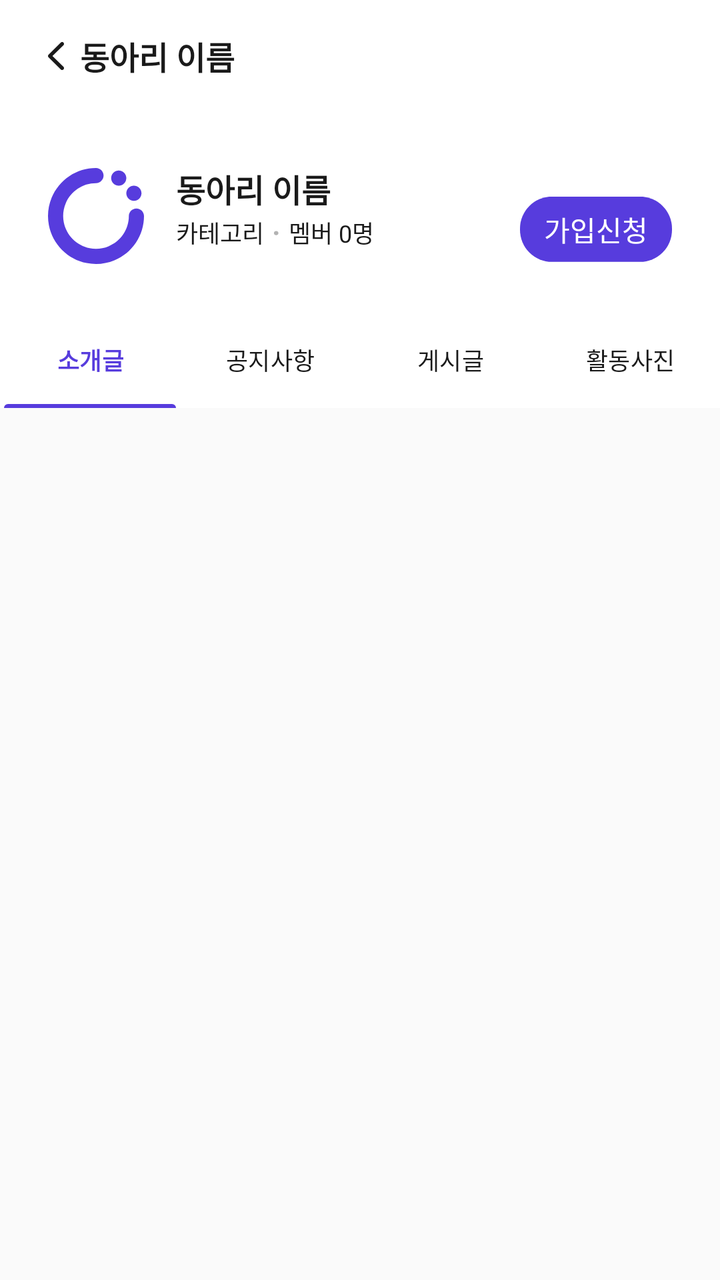
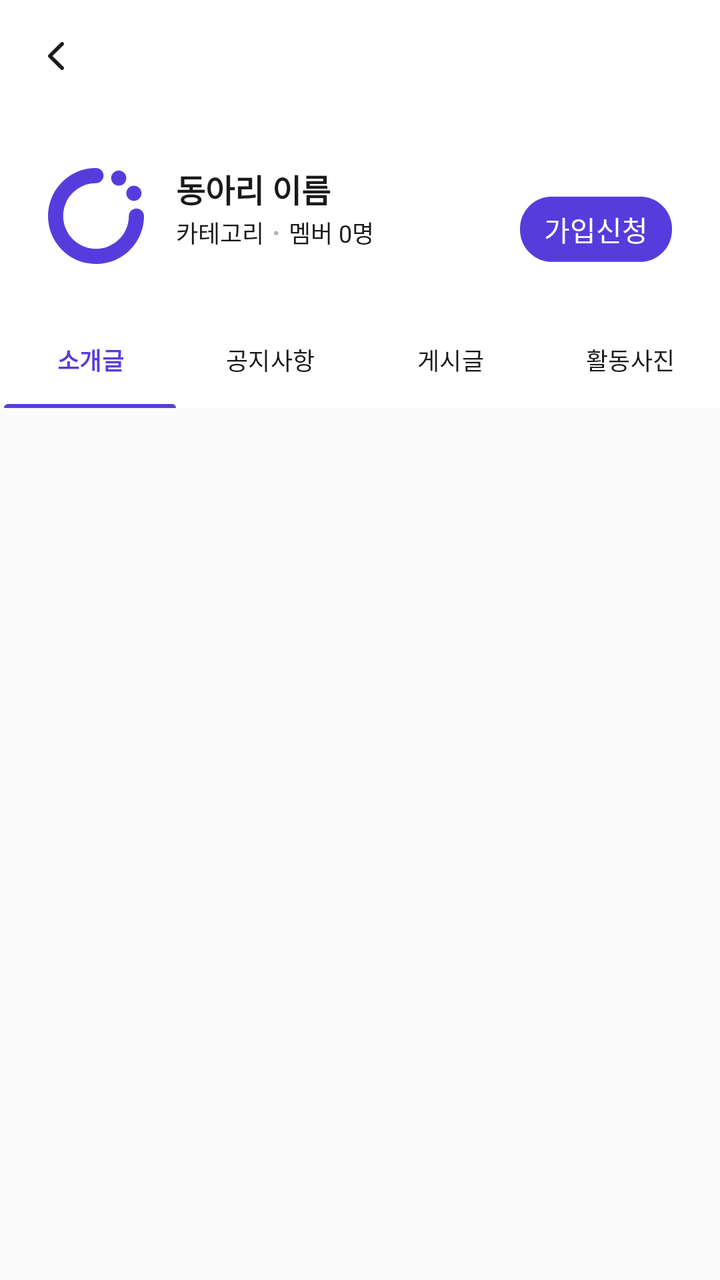

Screens rendered from an Android XML layout before and after an edit, with the pre-edit source and the edit as a unified diff.
<!-- AndroidManifest.xml: application theme Theme.CircleOn -->
<!-- res/layout/fragment_circle_detail.xml -->
<?xml version="1.0" encoding="utf-8"?>
<androidx.coordinatorlayout.widget.CoordinatorLayout xmlns:android="http://schemas.android.com/apk/res/android"
    xmlns:tools="http://schemas.android.com/tools"
    xmlns:app="http://schemas.android.com/apk/res-auto"
    android:layout_width="match_parent"
    android:layout_height="match_parent"
    android:background="@color/grey_1"
    tools:context=".view.screen.home.CircleDetailFragment">

    <com.google.android.material.appbar.AppBarLayout
        android:id="@+id/abCircleDetail"
        android:layout_width="match_parent"
        android:layout_height="wrap_content"
        android:background="@color/grey_1">

        <com.google.android.material.appbar.CollapsingToolbarLayout
            android:id="@+id/ctbCircleDetail"
            android:layout_width="match_parent"
            android:layout_height="wrap_content"
            app:layout_scrollFlags="scroll|exitUntilCollapsed"
            app:contentScrim="@color/white"
            android:background="@color/white">

            <androidx.constraintlayout.widget.ConstraintLayout
                android:layout_width="match_parent"
                android:layout_height="100dp"
                android:layout_marginTop="56dp"
                android:paddingBottom="24dp"
                android:paddingHorizontal="24dp"
                app:layout_collapseMode="parallax"
                app:layout_collapseParallaxMultiplier="0.75">

                <androidx.appcompat.widget.LinearLayoutCompat
                    android:layout_width="wrap_content"
                    android:layout_height="wrap_content"
                    android:orientation="horizontal"
                    app:layout_constraintStart_toStartOf="parent"
                    app:layout_constraintBottom_toBottomOf="parent">

                    <androidx.appcompat.widget.AppCompatImageView
                        android:id="@+id/imgCircleThumbnail"
                        android:layout_width="48dp"
                        android:layout_height="48dp"
                        android:background="@drawable/bg_image_rounded_rectangle"
                        android:src="@drawable/logo_main"
                        android:clipToOutline="true"/>

                    <androidx.appcompat.widget.LinearLayoutCompat
                        android:layout_width="wrap_content"
                        android:layout_height="wrap_content"
                        android:layout_marginStart="@dimen/margin_padding_large"
                        android:orientation="vertical">

                        <androidx.appcompat.widget.AppCompatTextView
                            android:id="@+id/txtCircleName"
                            android:layout_width="wrap_content"
                            android:layout_height="wrap_content"
                            android:textAppearance="@style/large_bold_text"
                            android:textColor="@color/grey_9"
                            android:lineSpacingExtra="2sp"
                            android:translationY="-1.22sp"
                            android:text="동아리 이름"/>

                        <LinearLayout
                            android:layout_width="wrap_content"
                            android:layout_height="wrap_content"
                            android:orientation="horizontal">

                            <androidx.appcompat.widget.AppCompatTextView
                                android:id="@+id/txtCircleCategory"
                                android:layout_width="wrap_content"
                                android:layout_height="wrap_content"
                                android:textSize="@dimen/text_size_small"
                                android:textColor="@color/grey_9"
                                android:lineSpacingExtra="2sp"
                                android:translationY="-0.91sp"
                                android:text="카테고리"/>

                            <androidx.appcompat.widget.AppCompatTextView
                                android:layout_width="wrap_content"
                                android:layout_height="wrap_content"
                                android:layout_marginHorizontal="@dimen/margin_padding_extremely_small"
                                android:textColor="@color/grey_5"
                                android:textStyle="bold"
                                android:lineSpacingExtra="2sp"
                                android:translationY="-0.91sp"
                                android:text="·"/>

                            <androidx.appcompat.widget.AppCompatTextView
                                android:id="@+id/txtCirclePeopleCount"
                                android:layout_width="wrap_content"
                                android:layout_height="wrap_content"
                                android:textSize="@dimen/text_size_small"
                                android:textColor="@color/grey_9"
                                android:lineSpacingExtra="2sp"
                                android:translationY="-0.91sp"
                                android:text="멤버 0명"/>

                        </LinearLayout>

                    </androidx.appcompat.widget.LinearLayoutCompat>
                    
                </androidx.appcompat.widget.LinearLayoutCompat>
                
                <androidx.appcompat.widget.AppCompatTextView
                    android:id="@+id/btnSignUpCircle"
                    android:layout_width="wrap_content"
                    android:layout_height="wrap_content"
                    android:paddingHorizontal="@dimen/margin_padding_default"
                    android:paddingVertical="6dp"
                    android:textColor="@color/white"
                    android:translationY="-1.06sp"
                    android:text="@string/btn_sign_up_circle"
                    android:background="@drawable/bg_button"
                    app:layout_constraintEnd_toEndOf="parent"
                    app:layout_constraintBottom_toBottomOf="parent"/>
                
            </androidx.constraintlayout.widget.ConstraintLayout>

            <androidx.appcompat.widget.Toolbar
                android:id="@+id/tbCircleDetail"
                android:layout_width="match_parent"
                android:layout_height="56dp"
                app:layout_collapseMode="pin">

                <androidx.appcompat.widget.AppCompatImageView
                    android:id="@+id/btnBack"
                    android:layout_width="wrap_content"
                    android:layout_height="wrap_content"
                    android:src="@drawable/ic_back"
                    android:background="@null"/>

                <androidx.appcompat.widget.AppCompatTextView
                    android:id="@+id/txtTbCircleName"
                    android:layout_width="wrap_content"
                    android:layout_height="wrap_content"
                    android:textAppearance="@style/large_bold_text"
                    android:textColor="@color/grey_9"
                    android:text="동아리 이름"/>

            </androidx.appcompat.widget.Toolbar>

        </com.google.android.material.appbar.CollapsingToolbarLayout>
        
        <com.google.android.material.tabs.TabLayout
            android:id="@+id/tlCircleDetail"
            android:layout_width="match_parent"
            android:layout_height="wrap_content"
            android:background="@color/white"
            app:tabIndicatorColor="@color/purple_5"
            app:tabMode="fixed"
            app:tabRippleColor="@null"
            app:tabTextAppearance="@style/small_text"
            app:tabSelectedTextColor="@color/purple_5"
            app:tabSelectedTextAppearance="@style/small_bold_style_text"
            app:tabTextColor="@color/grey_9"
            app:tabIndicatorAnimationDuration="0"
            app:tabIndicatorHeight="2dp"
            app:tabIndicatorFullWidth="true">

            <com.google.android.material.tabs.TabItem
                android:layout_width="wrap_content"
                android:layout_height="wrap_content"
                android:text="@string/tab_name_introduction" />

            <com.google.android.material.tabs.TabItem
                android:layout_width="wrap_content"
                android:layout_height="wrap_content"
                android:text="@string/tab_name_notice"/>

            <com.google.android.material.tabs.TabItem
                android:layout_width="wrap_content"
                android:layout_height="wrap_content"
                android:text="@string/tab_name_post"/>

            <com.google.android.material.tabs.TabItem
                android:layout_width="wrap_content"
                android:layout_height="wrap_content"
                android:text="@string/tab_name_activity_photo"/>

        </com.google.android.material.tabs.TabLayout>

    </com.google.android.material.appbar.AppBarLayout>

    <FrameLayout
        android:id="@+id/flCircleDetail"
        android:layout_width="match_parent"
        android:layout_height="match_parent"
        app:layout_behavior="@string/appbar_scrolling_view_behavior">
    </FrameLayout>

</androidx.coordinatorlayout.widget.CoordinatorLayout>
<!-- resources referenced by this layout -->
<resources>
  <color name="grey_1">#FAFAFA</color>
  <color name="grey_5">#B3B3B3</color>
  <color name="grey_9">#1A1A1A</color>
  <color name="purple_5">#573CDD</color>
  <color name="white">#FFFFFFFF</color>
  <dimen name="margin_padding_default">12dp</dimen>
  <dimen name="margin_padding_extremely_small">4dp</dimen>
  <dimen name="margin_padding_large">16dp</dimen>
  <dimen name="text_size_small">12sp</dimen>
  <!-- drawable bg_button (drawable) -->
  <?xml version="1.0" encoding="utf-8"?>
  <shape xmlns:android="http://schemas.android.com/apk/res/android"
      android:shape="rectangle">
  
      <corners android:radius="@dimen/round_tag"/>
      <solid android:color="@color/purple_5"/>
  </shape>
  <!-- drawable bg_image_rounded_rectangle (drawable) -->
  <?xml version="1.0" encoding="utf-8"?>
  <shape xmlns:android="http://schemas.android.com/apk/res/android"
      android:shape="rectangle">
  
      <solid android:color="@color/white"/>
      <corners android:radius="@dimen/round_default"/>
  </shape>
  <!-- drawable ic_back (drawable) -->
  <vector xmlns:android="http://schemas.android.com/apk/res/android"
      android:width="24dp"
      android:height="24dp"
      android:viewportWidth="24"
      android:viewportHeight="24">
    <path
        android:pathData="M8,12C8,12.276 8.102,12.513 8.321,12.718L14.417,18.732C14.59,18.905 14.809,19 15.068,19C15.585,19 16,18.59 16,18.061C16,17.801 15.89,17.572 15.718,17.39L10.225,12L15.718,6.61C15.89,6.428 16,6.192 16,5.939C16,5.41 15.585,5 15.068,5C14.809,5 14.59,5.095 14.417,5.268L8.321,11.274C8.102,11.487 8,11.724 8,12Z"
        android:fillColor="#1A1A1A"/>
  </vector>
  <string name="btn_sign_up_circle">가입신청</string>
  <string name="tab_name_activity_photo">활동사진</string>
  <string name="tab_name_introduction">소개글</string>
  <string name="tab_name_notice">공지사항</string>
  <string name="tab_name_post">게시글</string>
  <style name="large_bold_text">
          <item name="android:textSize">@dimen/text_size_large</item>
          <item name="android:textFontWeight">600</item>
      </style>
  <style name="small_bold_style_text">
          <item name="android:textSize">@dimen/text_size_small</item>
          <item name="android:textStyle">bold</item>
      </style>
  <style name="small_text">
          <item name="android:textSize">@dimen/text_size_small</item>
          <item name="android:textStyle">normal</item>
      </style>
  <style name="Theme.CircleOn" parent="Base.Theme.CircleOn" />v
  <dimen name="round_tag">16dp</dimen>
  <dimen name="round_default">8dp</dimen>
  <dimen name="text_size_large">16sp</dimen>
  <style name="Base.Theme.CircleOn" parent="Theme.Material3.DayNight.NoActionBar">
          <item name="android:statusBarColor">@color/grey_3</item>
          <item name="actionOverflowMenuStyle">@style/pop_up_menu</item>
          <item name="popupMenuStyle">@style/pop_up_menu</item>
      </style>
  <color name="grey_3">#EBEBEB</color>
  <style name="pop_up_menu" parent="Widget.AppCompat.PopupMenu">
          <item name="android:popupBackground">@drawable/bg_overflow_menu</item>
          <item name="overlapAnchor">false</item>
          <item name="android:textColor">@color/grey_9</item>
          <item name="android:textSize">14sp</item>
          <item name="android:layout_width">48dp</item>
      </style>
  <!-- drawable bg_overflow_menu (drawable) -->
  <?xml version="1.0" encoding="utf-8"?>
  <shape xmlns:android="http://schemas.android.com/apk/res/android"
      android:shape="rectangle">
  
      <corners android:radius="@dimen/round_default"/>
      <stroke android:color="@color/grey_3"
          android:width="1dp" />
      <solid android:color="@color/white" />
  </shape>
  <!-- unchanged entries left out for length: 1 -->
</resources>

<!-- the commit's change to res/layout/fragment_circle_detail.xml (unified diff, before → after) -->
@@ -135,8 +135,7 @@
                     android:layout_width="wrap_content"
                     android:layout_height="wrap_content"
                     android:textAppearance="@style/large_bold_text"
-                    android:textColor="@color/grey_9"
-                    android:text="동아리 이름"/>
+                    android:textColor="@color/grey_9" />
 
             </androidx.appcompat.widget.Toolbar>
 
<!-- resource entries referenced after the edit -->
@@ -65,8 +65,7 @@
   <style name="pop_up_menu" parent="Widget.AppCompat.PopupMenu">
           <item name="android:popupBackground">@drawable/bg_overflow_menu</item>
           <item name="overlapAnchor">false</item>
-          <item name="android:textColor">@color/grey_9</item>
-          <item name="android:textSize">14sp</item>
+          <item name="android:textAppearance">@style/pop_up_text</item>
           <item name="android:layout_width">48dp</item>
       </style>
   <!-- drawable bg_overflow_menu (drawable) -->
@@ -79,6 +78,10 @@
           android:width="1dp" />
       <solid android:color="@color/white" />
   </shape>
+  <style name="pop_up_text" parent="TextAppearance.AppCompat.Widget.PopupMenu.Small">
+          <item name="android:textSize">@dimen/text_size_small</item>
+          <item name="android:textColor">@color/grey_9</item>
+      </style>
   <!-- unchanged entries left out for length: 1 -->
 </resources>
 
